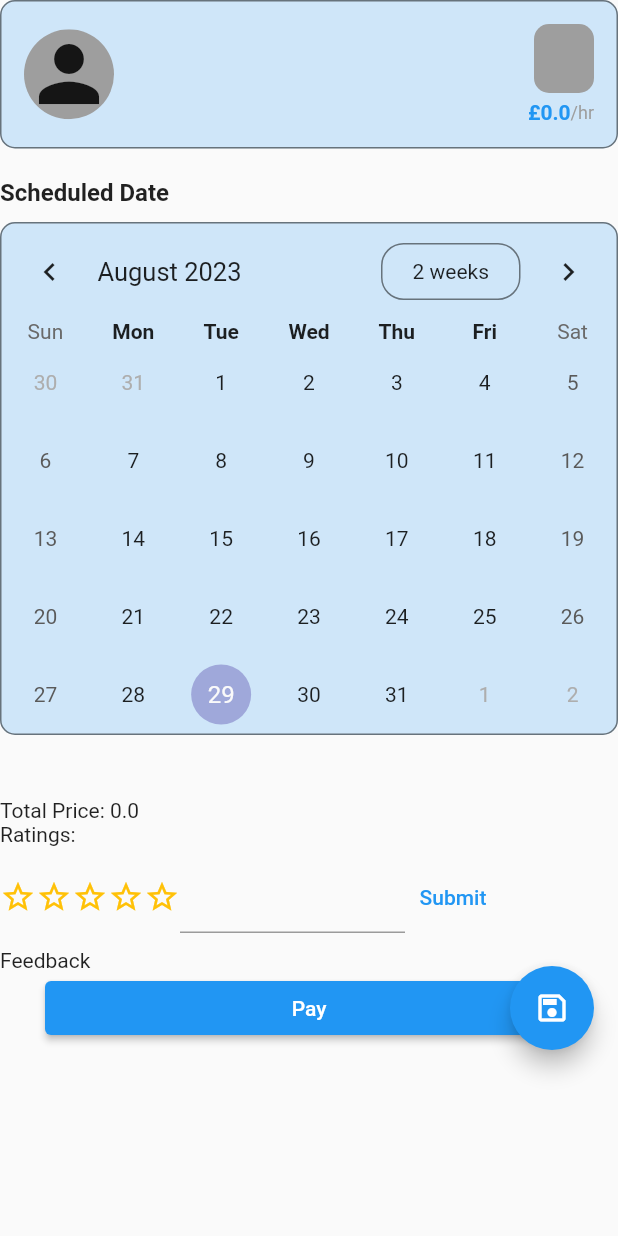
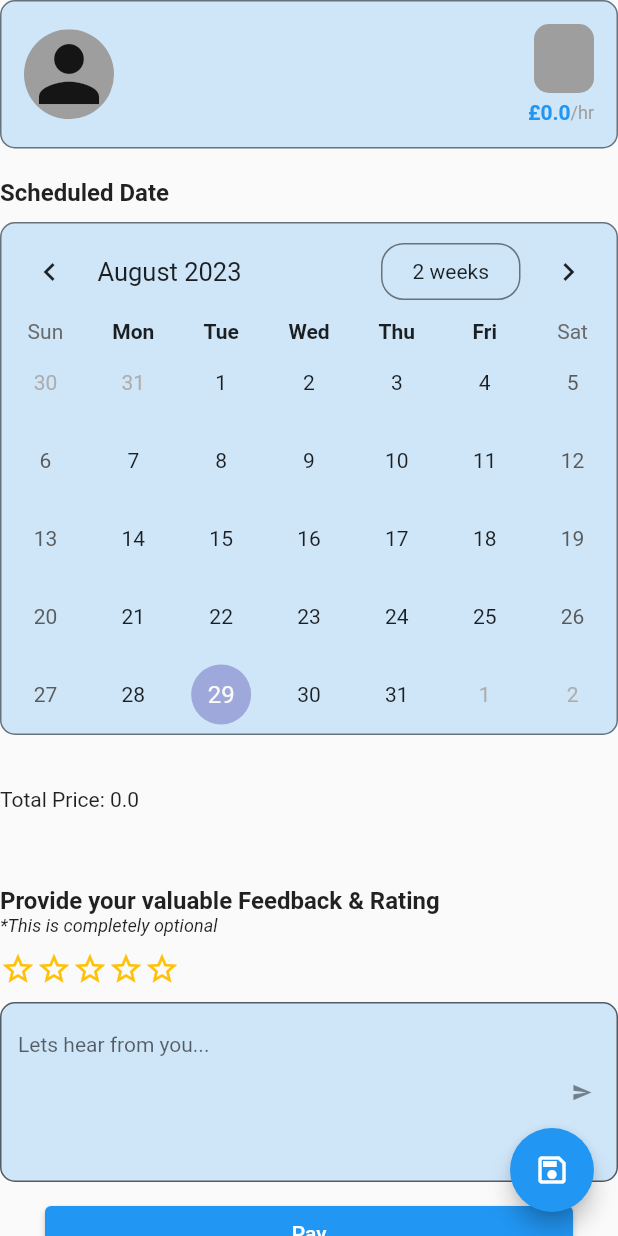
Before and after one commit to aayurt/handyman-flutter, a Flutter app: the OrderJobUpdateFormWidget widget shown alone on an empty page, opened directly with empty values, on a phone screen of 412 x 824 dp. Run offline on Flutter 3.47's test engine with Material 2 defaults, Android fonts, the phone set to English and light mode, and no system bars; drawn by our look-alikes of table_calendar; our stand-ins replace bloc, dartz, dio, equatable, flutter_bloc, flutter_dotenv and 11 more; missing offline and left inert: flutter_stripe, google_geocoding_api, image_picker_web; accounts and stored records are empty; network calls fail; project files that could hold a hidden picture were left out.

Commit message:
updating design for my orders signle, time, and feedback done

```diff
--- a/lib/features/order/presentation/widgets/order_job_update_form_widget.dart
+++ b/lib/features/order/presentation/widgets/order_job_update_form_widget.dart
@@ -712,11 +712,15 @@ class _OrderJobUpdateFormWidgetState extends State<OrderJobUpdateFormWidget> {
                     onPageChanged: (focusedDay) {},
                   ),
                 ),
-                const SizedBox(height: 16),
+                const SizedBox(height: 15),
                 selectedDates.isNotEmpty
-                    ? const Text("Choose available timeslot")
+                    ? const Text(
+                        "Scheduled Timeslot",
+                        style: TextStyle(
+                            fontSize: 16, fontWeight: FontWeight.bold),
+                      )
                     : const SizedBox(),
-                const SizedBox(height: 16),
+                const SizedBox(height: 10),
                 TimeSelectionWidget(
                     dateList: selectedDates,
                     selectedTimeSlots: selectedTimeSlots,
@@ -730,17 +734,28 @@ class _OrderJobUpdateFormWidgetState extends State<OrderJobUpdateFormWidget> {
                   height: 10,
                 ),
                 Text("Total Price: ${totalVal()}"),
+                SizedBox(
+                  height: 50,
+                ),
+
                 widget.application!.status != "pending" &&
                         widget.application!.status != "cancelled"
                     ? Column(
                         crossAxisAlignment: CrossAxisAlignment.start,
                         children: [
-                          const Text("Ratings:"),
+                          const Text(
+                            "Provide your valuable Feedback & Rating",
+                            style: TextStyle(
+                                fontSize: 16, fontWeight: FontWeight.bold),
+                          ),
+                          const Text(
+                            "*This is completely optional",
+                            style: TextStyle(
+                                fontSize: 12, fontStyle: FontStyle.italic),
+                          ),
                           const SizedBox(
                             height: 10,
                           ),
-                          Row(
-                            children: [
                           RatingWidget(
                               rating: listingRating,
                               setRating: (double val) {
@@ -748,13 +763,34 @@ class _OrderJobUpdateFormWidgetState extends State<OrderJobUpdateFormWidget> {
                                   listingRating = val;
                                 });
                               }),
-                              SizedBox(
-                                width: 150,
-                                child: TextField(
+                          const SizedBox(
+                            height: 10,
+                          ),
+                          TextFormField(
                             controller: noteController,
+                            keyboardType: TextInputType.multiline,
+                            minLines: 5,
+                            maxLines: 5,
+                            style: const TextStyle(fontSize: 14),
+                            decoration: InputDecoration(
+                                filled: true,
+                                fillColor: Theme.of(context)
+                                    .colorScheme
+                                    .primary
+                                    .withOpacity(0.2),
+                                // prefixIcon: const Icon(
+                                //   Icons.feedback,
+                                //   size: 16,
+                                // ),
+                                border: OutlineInputBorder(
+                                  borderRadius: BorderRadius.circular(10),
                                 ),
+                                hintText: "Lets hear from you...",
+                                suffixIcon: IconButton(
+                                  icon: const Icon(
+                                    Icons.send,
+                                    size: 14,
                                   ),
-                              TextButton(
                                   onPressed: () async {
                                     try {
                                       final ApiService request = ApiService();
@@ -774,13 +810,33 @@ class _OrderJobUpdateFormWidgetState extends State<OrderJobUpdateFormWidget> {
                                     }
                                     // listingRating
                                   },
-                                  child: const Text("Submit"))
-                            ],
+                                )),
                           ),
+                          // TextButton(
+                          //     onPressed: () async {
+                          //       try {
+                          //         final ApiService request = ApiService();
+                          //         final response = await request.post(
+                          //           ApiEndpoint(AppConstants.baseUrl,
+                          //               ApiList.ratingListing, {}),
+                          //           data: ({
+                          //             "listingId":
+                          //                 "${widget.application!.listing!.id}",
+                          //             "value": listingRating,
+                          //             "note": noteController.text
+                          //           }),
+                          //         );
+                          //         return response.data;
+                          //       } on Exception {
+                          //         rethrow;
+                          //       }
+                          //       // listingRating
+                          //     },
+                          //     child: const Text("Submit")),
+
                           const SizedBox(
                             height: 10,
                           ),
-                          const Text("Feedback")
                         ],
                       )
                     : const SizedBox(),
```
Also changed, not shown: lib/features/job/presentation/widgets/time_selection_widget.dart (+29 -4 lines). Lines whose indentation alone changed are shown as unchanged.
